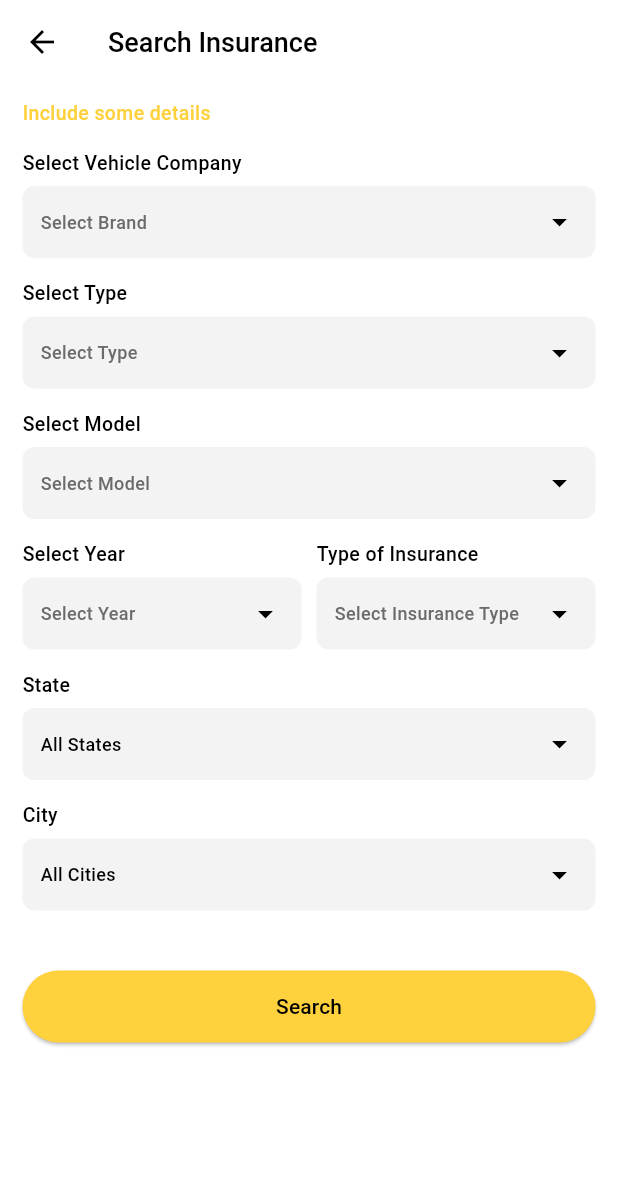
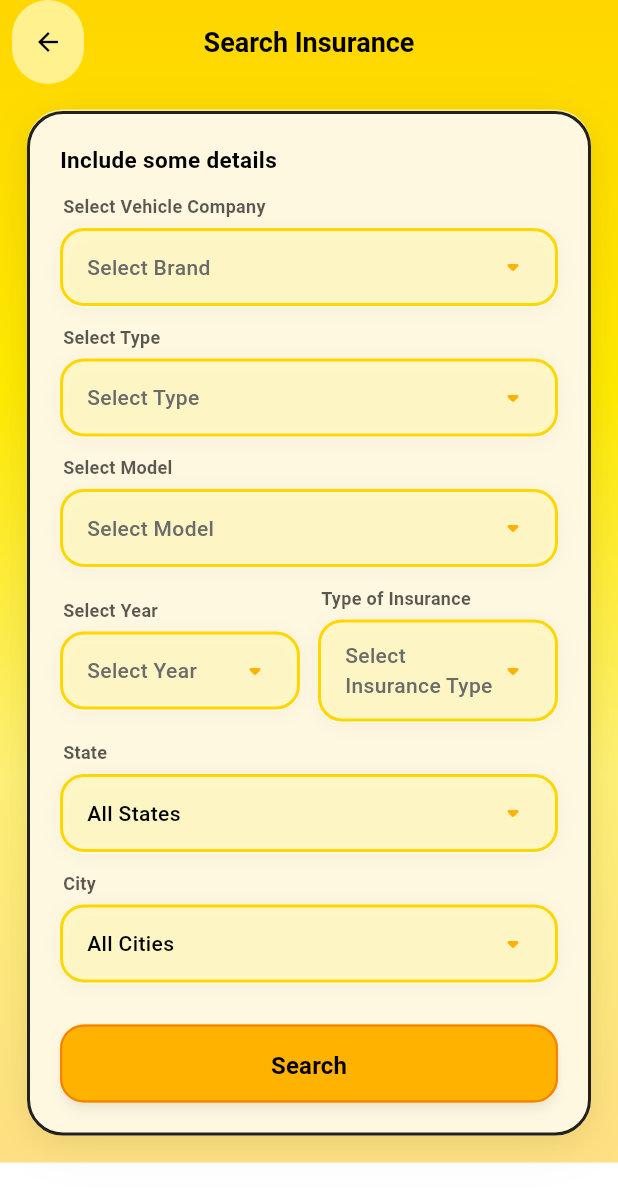
Before and after one commit to pratikkumarpradhan/zarooori_user_app, a Flutter app: the SearchInsuranceScreen screen opened directly, after a tap on "Select Model", on a phone screen of 412 x 824 dp. Shown: the top 1202 px of the screen. Run offline on Flutter 3.47's test engine with Material 3 defaults, Android fonts, the phone set to English and light mode, and no system bars; our stand-ins replace animated_text_kit, cached_network_image, carousel_slider, chewie, cloud_firestore, firebase_auth and 9 more; accounts and stored records are empty; network calls fail; Roboto replaces fonts that are missing (Poppins).

Commit message:
seach  vehicles for  insurance screen solved migrated

```diff
--- a/lib/main_home_page/insurance/search_insurance_screen.dart
+++ b/lib/main_home_page/insurance/search_insurance_screen.dart
@@ -4,9 +4,9 @@ import 'package:zarooori_user/api_services/buy_vehicle_api.dart';
 import 'package:zarooori_user/api_services/vehicle_insurance_api.dart';
 import 'package:zarooori_user/decorative_ui/app_colours.dart';
 import 'package:zarooori_user/decorative_ui/app_textstyle.dart';
+import 'package:zarooori_user/decorative_ui/premium_decoration.dart';
 import 'package:zarooori_user/models/buy_vehicle_model.dart';
 import 'package:zarooori_user/models/product_model.dart';
-
 
 class SearchInsuranceScreen extends StatefulWidget {
   final ProductRequest? initialRequest;
@@ -105,8 +105,14 @@ class _SearchInsuranceScreenState extends State<SearchInsuranceScreen> {
 
   Widget _buildLabel(String text) {
     return Padding(
-      padding: const EdgeInsets.only(bottom: 6),
-      child: Text(text, style: AppTextStyles.textView(size: 13, color: AppColors.black)),
+      padding: const EdgeInsets.only(left: 2, bottom: 6),
+      child: Text(
+        text,
+        style: AppTextStyles.textView13Ssp(color: Colors.black.withOpacity(0.65)).copyWith(
+          fontWeight: FontWeight.w600,
+          letterSpacing: 0.2,
+        ),
+      ),
     );
   }
 
@@ -118,20 +124,21 @@ class _SearchInsuranceScreenState extends State<SearchInsuranceScreen> {
     return GestureDetector(
       onTap: onTap,
       child: Container(
-        padding: const EdgeInsets.symmetric(horizontal: 12, vertical: 12),
-        decoration: BoxDecoration(
-          color: AppColors.bgEdittext,
-          borderRadius: BorderRadius.circular(8),
-        ),
+        width: double.infinity,
+        padding: const EdgeInsets.symmetric(horizontal: 16, vertical: 12),
+        decoration: PremiumDecorations.input(fillColor: const Color(0xFFFFF59D).withOpacity(0.5))
+            .copyWith(border: Border.all(color: const Color(0xFFFFD600), width: 2)),
         child: Row(
           children: [
             Expanded(
               child: Text(
                 value.isEmpty ? hint : value,
-                style: AppTextStyles.editText13Ssp(color: value.isEmpty ? AppColors.gray : AppColors.black),
+                style: AppTextStyles.editText13Ssp(
+                  color: value.isEmpty ? AppColors.gray : AppColors.black,
+                ).copyWith(fontSize: 14, height: 1.4),
               ),
             ),
-            const Icon(Icons.arrow_drop_down, color: AppColors.black),
+            Icon(Icons.arrow_drop_down_rounded, color: PremiumDecorations.primaryButton, size: 24),
           ],
         ),
       ),
@@ -182,18 +189,74 @@ class _SearchInsuranceScreenState extends State<SearchInsuranceScreen> {
   }) {
     showModalBottomSheet(
       context: context,
-      builder: (ctx) => SizedBox(
-        height: 300,
+      backgroundColor: Colors.transparent,
+      builder: (ctx) => Container(
+        height: 350,
+        decoration: BoxDecoration(
+          color: PremiumDecorations.cardBackground,
+          borderRadius: const BorderRadius.vertical(top: Radius.circular(28)),
+          border: Border.all(color: PremiumDecorations.cardBorder.withOpacity(0.8), width: 1.5),
+          boxShadow: [
+            BoxShadow(
+              color: Colors.black.withOpacity(0.12),
+              blurRadius: 24,
+              offset: const Offset(0, -4),
+            ),
+          ],
+        ),
+        child: Column(
+          children: [
+            Container(
+              margin: const EdgeInsets.only(top: 14),
+              width: 44,
+              height: 4,
+              decoration: BoxDecoration(
+                color: Colors.black.withOpacity(0.15),
+                borderRadius: BorderRadius.circular(2),
+              ),
+            ),
+            Expanded(
               child: ListView.builder(
+                padding: const EdgeInsets.symmetric(vertical: 8),
                 itemCount: items.length,
-          itemBuilder: (_, i) => ListTile(
-            title: Text(items[i]),
-            selected: i == selected,
+                itemBuilder: (_, i) => InkWell(
                   onTap: () {
                     onSelect(i);
                     Navigator.pop(ctx);
                   },
+                  child: Container(
+                    margin: const EdgeInsets.symmetric(horizontal: 12, vertical: 4),
+                    padding: const EdgeInsets.symmetric(horizontal: 16, vertical: 14),
+                    decoration: BoxDecoration(
+                      color: i == selected ? const Color(0xFFFFB300).withOpacity(0.2) : Colors.transparent,
+                      borderRadius: BorderRadius.circular(12),
                     ),
+                    child: Row(
+                      children: [
+                        Expanded(
+                          child: Text(
+                            items[i],
+                            style: AppTextStyles.textView(
+                              size: 14,
+                              color: i == selected ? const Color(0xFFFFB300) : AppColors.black,
+                            ).copyWith(
+                              fontWeight: i == selected ? FontWeight.w600 : FontWeight.normal,
+                            ),
+                          ),
+                        ),
+                        if (i == selected)
+                          Icon(
+                            Icons.check_circle,
+                            color: const Color(0xFFFFB300),
+                            size: 20,
+                          ),
+                      ],
+                    ),
+                  ),
+                ),
+              ),
+            ),
+          ],
         ),
       ),
     );
@@ -202,25 +265,64 @@ class _SearchInsuranceScreenState extends State<SearchInsuranceScreen> {
   @override
   Widget build(BuildContext context) {
     return Scaffold(
-      backgroundColor: AppColors.white,
+      backgroundColor: Colors.transparent,
+      extendBodyBehindAppBar: true,
       appBar: AppBar(
-        backgroundColor: AppColors.white,
+        backgroundColor: Colors.transparent,
         elevation: 0,
-        leading: IconButton(
-          icon: const Icon(Icons.arrow_back, color: AppColors.black),
+        leading: Container(
+          margin: const EdgeInsets.only(left: 8),
+          child: IconButton(
+            style: IconButton.styleFrom(
+              backgroundColor: const Color(0xFFFFF59D).withOpacity(0.9),
+              padding: const EdgeInsets.all(8),
+            ),
+            icon: const Icon(Icons.arrow_back, color: AppColors.black, size: 20),
             onPressed: () => Get.back(),
           ),
-        title: Text('Search Insurance', style: AppTextStyles.textView(size: 18, color: AppColors.black)),
         ),
-      body: _isLoading
-          ? const Center(child: CircularProgressIndicator(color: AppColors.purple700))
+        title: Text(
+          'Search Insurance',
+          style: AppTextStyles.textView(size: 18, color: AppColors.black).copyWith(fontWeight: FontWeight.w600),
+        ),
+        centerTitle: true,
+      ),
+      body: Container(
+        decoration: const BoxDecoration(
+          gradient: LinearGradient(
+            begin: Alignment.topCenter,
+            end: Alignment.bottomCenter,
+            colors: [
+              Color(0xFFFFD600),
+              Color(0xFFFFEA00),
+              Color(0xFFFFF176),
+              Color(0xFFFFE082),
+            ],
+          ),
+        ),
+        child: SafeArea(
+          child: _isLoading
+              ? const Center(child: CircularProgressIndicator(color: AppColors.black))
               : SingleChildScrollView(
-              padding: const EdgeInsets.symmetric(horizontal: 15, vertical: 10),
+                  padding: const EdgeInsets.all(18),
                   child: Column(
                     crossAxisAlignment: CrossAxisAlignment.stretch,
                     children: [
-                  Text('Include some details', style: AppTextStyles.textView(size: 13, color: AppColors.purple700)),
-                  const SizedBox(height: 14),
+                      Container(
+                        decoration: PremiumDecorations.card().copyWith(
+                          border: Border.all(color: Colors.black87, width: 2),
+                        ),
+                        padding: const EdgeInsets.all(20),
+                        child: Column(
+                          crossAxisAlignment: CrossAxisAlignment.stretch,
+                          children: [
+                            Text(
+                              'Include some details',
+                              style: AppTextStyles.textView(size: 15, color: AppColors.black).copyWith(
+                                fontWeight: FontWeight.w700,
+                              ),
+                            ),
+                            const SizedBox(height: 12),
                             _buildLabel('Select Vehicle Company'),
                             _buildDropdown(
                               value: _brandsList.isEmpty || _brandIndex >= _brandsList.length
@@ -239,7 +341,7 @@ class _SearchInsuranceScreenState extends State<SearchInsuranceScreen> {
                                 },
                               ),
                             ),
-                  const SizedBox(height: 14),
+                            const SizedBox(height: 12),
                             _buildLabel('Select Type'),
                             _buildDropdown(
                               value: _brandsList.isEmpty ||
@@ -265,7 +367,7 @@ class _SearchInsuranceScreenState extends State<SearchInsuranceScreen> {
                                 );
                               },
                             ),
-                  const SizedBox(height: 14),
+                            const SizedBox(height: 12),
                             _buildLabel('Select Model'),
                             _buildDropdown(
                               value: _brandsList.isEmpty ||
@@ -284,13 +386,11 @@ class _SearchInsuranceScreenState extends State<SearchInsuranceScreen> {
                                 if (_brandsList.isEmpty ||
                                     _brandIndex >= _brandsList.length ||
                                     _brandsList[_brandIndex].type_list.isEmpty ||
-                          _typeIndex >= _brandsList[_brandIndex].type_list.length) {
-                        return;
-                      }
+                                    _typeIndex >= _brandsList[_brandIndex].type_list.length) return;
+
                                 final models = _brandsList[_brandIndex].type_list[_typeIndex].model_list;
-                      if (models.isEmpty) {
-                        return;
-                      }
+                                if (models.isEmpty) return;
+
                                 _showPicker(
                                   items: models.map((e) => e.vehicle_model_name ?? '').toList(),
                                   selected: _modelIndex,
@@ -298,9 +398,8 @@ class _SearchInsuranceScreenState extends State<SearchInsuranceScreen> {
                                 );
                               },
                             ),
-                  const SizedBox(height: 14),
+                            const SizedBox(height: 12),
                             Row(
-                    crossAxisAlignment: CrossAxisAlignment.start,
                               children: [
                                 Expanded(
                                   child: Column(
@@ -321,7 +420,7 @@ class _SearchInsuranceScreenState extends State<SearchInsuranceScreen> {
                                     ],
                                   ),
                                 ),
-                      const SizedBox(width: 10),
+                                const SizedBox(width: 12),
                                 Expanded(
                                   child: Column(
                                     crossAxisAlignment: CrossAxisAlignment.stretch,
@@ -343,16 +442,16 @@ class _SearchInsuranceScreenState extends State<SearchInsuranceScreen> {
                                 ),
                               ],
                             ),
-                  const SizedBox(height: 14),
+                            const SizedBox(height: 12),
                             _buildLabel('State'),
                             _buildDropdown(
                               value: _stateList.isEmpty || _stateIndex >= _stateList.length
                                   ? 'All States'
                                   : (_stateList[_stateIndex].name ?? ''),
                               hint: 'All States',
-                    onTap: () => _loadStatesAndShowPicker(),
+                              onTap: _loadStatesAndShowPicker,
                             ),
-                  const SizedBox(height: 14),
+                            const SizedBox(height: 12),
                             _buildLabel('City'),
                             _buildDropdown(
                               value: _cityList.isEmpty || _cityIndex >= _cityList.length
@@ -368,21 +467,27 @@ class _SearchInsuranceScreenState extends State<SearchInsuranceScreen> {
                                 );
                               },
                             ),
-                  const SizedBox(height: 40),
+                            const SizedBox(height: 28),
                             SizedBox(
-                    height: 48,
+                              height: 52,
                               child: ElevatedButton(
                                 onPressed: _onSearch,
-                      style: ElevatedButton.styleFrom(
-                        backgroundColor: AppColors.purple700,
-                        foregroundColor: AppColors.black,
+                                style: PremiumDecorations.primaryButtonStyle,
+                                child: Text(
+                                  'Search',
+                                  style: AppTextStyles.textView(size: 16, color: AppColors.black)
+                                      .copyWith(fontWeight: FontWeight.w600),
                                 ),
-                      child: const Text('Search'),
                               ),
                             ),
                           ],
                         ),
                       ),
+                    ],
+                  ),
+                ),
+        ),
+      ),
     );
   }
 }
```
Lines whose indentation alone changed are shown as unchanged.
